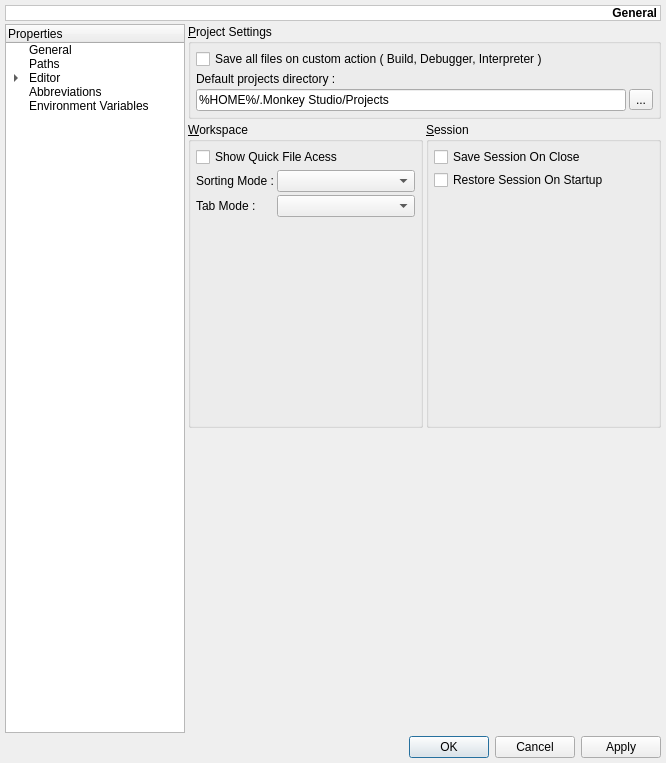
Above: v2/trunk/monkey/src/maininterface/ui/UISettings.ui from testmana2/mks before the change. Below: the same form after it.
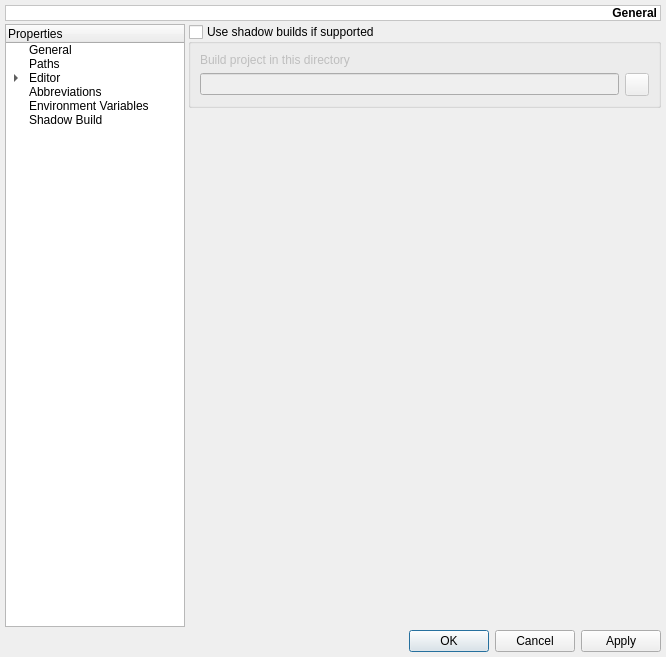
That is the form after the change. The open tabs and pages were chosen to show the change. Icons and pictures are not drawn. Custom widgets are drawn as their Qt base class.

What changed in the file:
```diff
--- a/v2/trunk/monkey/src/maininterface/ui/UISettings.ui
+++ b/v2/trunk/monkey/src/maininterface/ui/UISettings.ui
@@ -7,13 +7,13 @@
     <x>0</x>
     <y>0</y>
     <width>666</width>
-    <height>763</height>
+    <height>645</height>
    </rect>
   </property>
   <property name="windowTitle">
    <string>Settings</string>
   </property>
-  <layout class="QGridLayout">
+  <layout class="QGridLayout" name="gridLayout_7">
    <property name="margin">
     <number>5</number>
    </property>
@@ -213,6 +213,11 @@
        <string>Environment Variables</string>
       </property>
      </item>
+     <item>
+      <property name="text">
+       <string>Shadow Build</string>
+      </property>
+     </item>
     </widget>
    </item>
    <item row="1" column="1">
@@ -221,7 +226,7 @@
       <number>0</number>
      </property>
      <widget class="QWidget" name="pGeneral">
-      <layout class="QGridLayout">
+      <layout class="QGridLayout" name="gridLayout_8">
        <property name="margin">
         <number>0</number>
        </property>
@@ -233,7 +238,7 @@
          <property name="title">
           <string>&amp;Project Settings</string>
          </property>
-         <layout class="QGridLayout">
+         <layout class="QGridLayout" name="gridLayout_9">
           <property name="margin">
            <number>5</number>
           </property>
@@ -276,7 +281,7 @@
          <property name="title">
           <string>&amp;Workspace</string>
          </property>
-         <layout class="QGridLayout">
+         <layout class="QGridLayout" name="gridLayout_10">
           <property name="margin">
            <number>5</number>
           </property>
@@ -319,8 +324,8 @@
             </property>
             <property name="sizeHint" stdset="0">
              <size>
-              <width>20</width>
-              <height>40</height>
+              <width>8</width>
+              <height>0</height>
              </size>
             </property>
            </spacer>
@@ -371,8 +376,8 @@
             </property>
             <property name="sizeHint" stdset="0">
              <size>
-              <width>20</width>
-              <height>40</height>
+              <width>8</width>
+              <height>0</height>
              </size>
             </property>
            </spacer>
@@ -390,8 +395,8 @@
          </property>
          <property name="sizeHint" stdset="0">
           <size>
-           <width>471</width>
-           <height>16</height>
+           <width>8</width>
+           <height>0</height>
           </size>
          </property>
         </spacer>
@@ -2833,6 +2838,62 @@
        </item>
       </layout>
      </widget>
+     <widget class="QWidget" name="pShadowBuild">
+      <layout class="QVBoxLayout" name="verticalLayout_2">
+       <property name="spacing">
+        <number>3</number>
+       </property>
+       <property name="margin">
+        <number>0</number>
+       </property>
+       <item>
+        <widget class="QGroupBox" name="gbShadowBuild">
+         <property name="title">
+          <string>Use shadow builds if supported</string>
+         </property>
+         <property name="checkable">
+          <bool>true</bool>
+         </property>
+         <property name="checked">
+          <bool>false</bool>
+         </property>
+         <layout class="QGridLayout" name="gridLayout_5">
+          <item row="0" column="0" colspan="2">
+           <widget class="QLabel" name="lShadowBuild">
+            <property name="text">
+             <string>Build project in this directory</string>
+            </property>
+           </widget>
+          </item>
+          <item row="1" column="0">
+           <widget class="QLineEdit" name="leShadowBuild"/>
+          </item>
+          <item row="1" column="1">
+           <widget class="QToolButton" name="tbShadowBuild">
+            <property name="icon">
+             <iconset resource="../../resources/resources.qrc">
+              <normaloff>:/file/icons/file/open.png</normaloff>:/file/icons/file/open.png</iconset>
+            </property>
+           </widget>
+          </item>
+         </layout>
+        </widget>
+       </item>
+       <item>
+        <spacer name="verticalSpacer_2">
+         <property name="orientation">
+          <enum>Qt::Vertical</enum>
+         </property>
+         <property name="sizeHint" stdset="0">
+          <size>
+           <width>8</width>
+           <height>504</height>
+          </size>
+         </property>
+        </spacer>
+       </item>
+      </layout>
+     </widget>
     </widget>
    </item>
    <item row="2" column="0" colspan="2">
```
Left out of the diff: 80 changed lines with no effect on the pictures.
